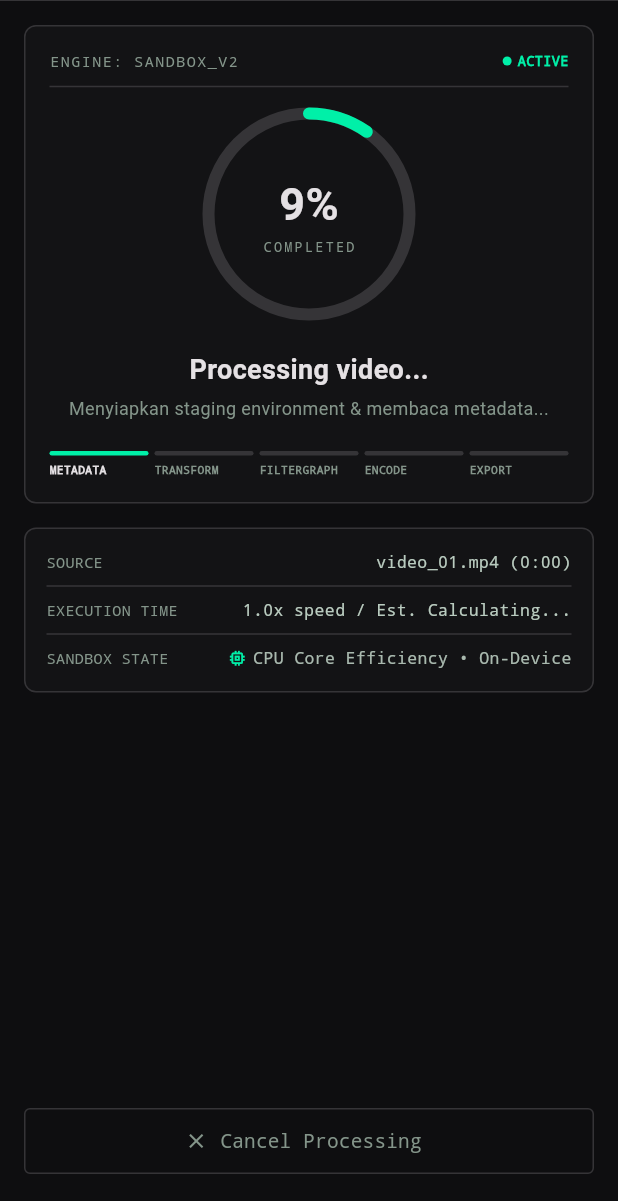
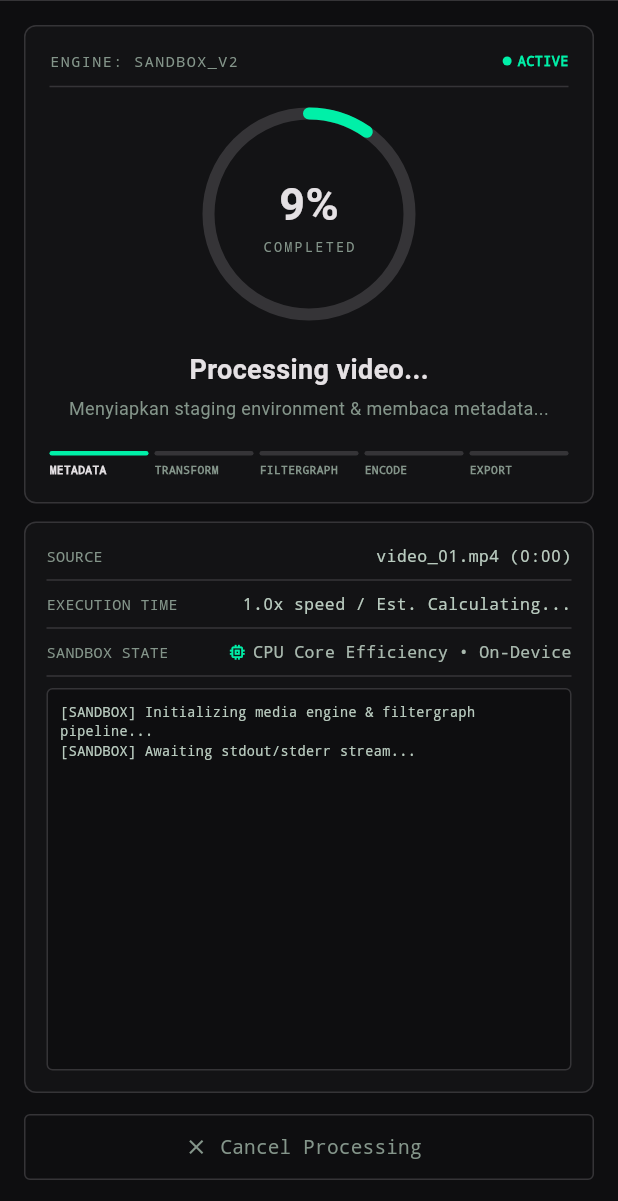
Before and after one commit to novri-ra/nra-video-uniquifier, a Flutter app: the ProcessingScreen screen opened directly, on a phone screen of 412 x 824 dp, the part 35-1236 px from its top. Run offline on Flutter 3.47's test engine with Material 3 defaults, Android fonts, the phone set to English and light mode, and no system bars; our stand-ins replace file_picker, flutter_local_notifications, open_filex, permission_handler, share_plus, shared_preferences; missing offline and left inert: ffmpeg_kit_flutter_new, storage_space; accounts and stored records are empty.

Commit message:
fix(ui): dynamic flex height for terminal log viewer across all screen resolutions

```diff
--- a/lib/features/process/screens/processing_screen.dart
+++ b/lib/features/process/screens/processing_screen.dart
@@ -113,17 +113,18 @@ class _ProcessingScreenState extends State<ProcessingScreen> with SingleTickerPr
       thermalThrottle: provider.thermalThrottle,
       totalDurationMs: provider.totalDurationMs,
       onProgress: (p, speed, timeMs) => _handleProgress(p, speed, timeMs, provider),
-      onLog: (log) {
-        if (mounted && !_isCancelled) {
+      onLog: _handleEngineLog,
+    );
+  }
+
+  void _handleEngineLog(String log) {
+    if (!mounted || _isCancelled) return;
     setState(() {
       _liveTerminalLogs = _liveTerminalLogs.isEmpty ? log : '$_liveTerminalLogs\n$log';
       if (_liveTerminalLogs.length > 5000) {
         _liveTerminalLogs = _liveTerminalLogs.substring(_liveTerminalLogs.length - 4000);
       }
     });
-        }
-      },
-    );
   }
 
   void _handleProgress(double p, double speed, int timeMs, UniquifierProvider provider) {
@@ -147,16 +148,7 @@ class _ProcessingScreenState extends State<ProcessingScreen> with SingleTickerPr
     });
   }
 
-  @override
-  Widget build(BuildContext context) {
-    final provider = context.watch<UniquifierProvider>();
-    final fileName = provider.selectedFileName ?? 'video_01.mp4';
-    final fileDuration = provider.duration;
-
-    return PopScope(
-      canPop: false,
-      onPopInvokedWithResult: (didPop, _) async {
-        if (didPop) return;
+  Future<bool> _confirmCancel() async {
     final shouldCancel = await showDialog<bool>(
       context: context,
       builder: (ctx) => AlertDialog(
@@ -168,41 +160,43 @@ class _ProcessingScreenState extends State<ProcessingScreen> with SingleTickerPr
         ],
       ),
     );
-        if (shouldCancel == true) _handleCancel();
+    return shouldCancel == true;
+  }
+
+  @override
+  Widget build(BuildContext context) {
+    final provider = context.watch<UniquifierProvider>();
+    final fileName = provider.selectedFileName ?? 'video_01.mp4';
+
+    return PopScope(
+      canPop: false,
+      onPopInvokedWithResult: (didPop, _) async {
+        if (!didPop && await _confirmCancel()) _handleCancel();
       },
       child: Scaffold(
         appBar: const TopAppBar(),
         body: SafeArea(
-          child: LayoutBuilder(
-            builder: (context, constraints) {
-              return SingleChildScrollView(
-                physics: const BouncingScrollPhysics(),
-                padding: const EdgeInsets.all(16),
-                child: ConstrainedBox(
-                  constraints: BoxConstraints(minHeight: constraints.maxHeight - 32),
+          child: Padding(
+            padding: const EdgeInsets.fromLTRB(16, 16, 16, 12),
             child: Column(
-                    mainAxisAlignment: MainAxisAlignment.spaceBetween,
-                    children: [
-                      Column(
+              mainAxisSize: MainAxisSize.max,
+              crossAxisAlignment: CrossAxisAlignment.stretch,
               children: [
                 _CentralModuleCard(progress: _progress, step: _step),
-                          const SizedBox(height: 16),
-                          ProcessingLogViewer(
+                const SizedBox(height: 12),
+                Expanded(
+                  child: ProcessingLogViewer(
                     fileName: fileName,
-                            duration: fileDuration,
+                    duration: provider.duration,
                     executionTime: '${provider.renderingSpeed.toStringAsFixed(1)}x speed',
                     estimatedRemaining: provider.eta,
                     terminalLogs: _liveTerminalLogs.isNotEmpty ? _liveTerminalLogs : null,
                   ),
-                        ],
                 ),
-                      const SizedBox(height: 16),
+                const SizedBox(height: 12),
                 _ActionSection(onCancel: _handleCancel),
               ],
             ),
-                ),
-              );
-            },
           ),
         ),
       ),
--- a/lib/features/process/widgets/processing_log_viewer.dart
+++ b/lib/features/process/widgets/processing_log_viewer.dart
@@ -19,6 +19,15 @@ class ProcessingLogViewer extends StatelessWidget {
 
   @override
   Widget build(BuildContext context) {
+    final displayLogs = (terminalLogs != null && terminalLogs!.trim().isNotEmpty)
+        ? terminalLogs!
+        : '[SANDBOX] Initializing media engine & filtergraph pipeline...\n[SANDBOX] Awaiting stdout/stderr stream...';
+
+    return LayoutBuilder(
+      builder: (context, constraints) {
+        final isBounded = constraints.hasBoundedHeight;
+        final logBox = _TerminalLogBox(logs: displayLogs);
+
         return Container(
           width: double.infinity,
           padding: const EdgeInsets.all(14),
@@ -35,12 +44,15 @@ class ProcessingLogViewer extends StatelessWidget {
               _TelemetryRow(label: 'EXECUTION TIME', value: '$executionTime / Est. $estimatedRemaining'),
               const Divider(color: AppColors.surfaceContainerHighest, height: 16),
               const _SandboxStateRow(),
-          if (terminalLogs != null && terminalLogs!.isNotEmpty) ...[
               const Divider(color: AppColors.surfaceContainerHighest, height: 16),
-            _TerminalLogBox(logs: terminalLogs!),
-          ],
+              if (isBounded)
+                Expanded(child: logBox)
+              else
+                SizedBox(height: 120, child: logBox),
             ],
           ),
+        );
+      },
     );
   }
 }
@@ -129,15 +141,50 @@ class _SandboxStateRow extends StatelessWidget {
   }
 }
 
-class _TerminalLogBox extends StatelessWidget {
+class _TerminalLogBox extends StatefulWidget {
   final String logs;
 
   const _TerminalLogBox({required this.logs});
 
   @override
+  State<_TerminalLogBox> createState() => _TerminalLogBoxState();
+}
+
+class _TerminalLogBoxState extends State<_TerminalLogBox> {
+  final ScrollController _scrollController = ScrollController();
+
+  @override
+  void initState() {
+    super.initState();
+    _scrollToBottom();
+  }
+
+  @override
+  void didUpdateWidget(covariant _TerminalLogBox oldWidget) {
+    super.didUpdateWidget(oldWidget);
+    if (widget.logs != oldWidget.logs) {
+      _scrollToBottom();
+    }
+  }
+
+  @override
+  void dispose() {
+    _scrollController.dispose();
+    super.dispose();
+  }
+
+  void _scrollToBottom() {
+    WidgetsBinding.instance.addPostFrameCallback((_) {
+      if (_scrollController.hasClients) {
+        _scrollController.jumpTo(_scrollController.position.maxScrollExtent);
+      }
+    });
+  }
+
+  @override
   Widget build(BuildContext context) {
     return Container(
-      height: 120,
+      width: double.infinity,
       padding: const EdgeInsets.all(8),
       decoration: BoxDecoration(
         color: AppColors.surfaceContainerLowest,
@@ -145,9 +192,10 @@ class _TerminalLogBox extends StatelessWidget {
         border: Border.all(color: AppColors.surfaceContainerHighest),
       ),
       child: SingleChildScrollView(
-        reverse: true,
+        controller: _scrollController,
+        physics: const ClampingScrollPhysics(),
         child: Text(
-          logs,
+          widget.logs,
           style: const TextStyle(
             color: AppColors.onSurfaceVariant,
             fontSize: 9,
```
Also changed, not shown: 1 other file. Lines whose indentation alone changed are shown as unchanged.
